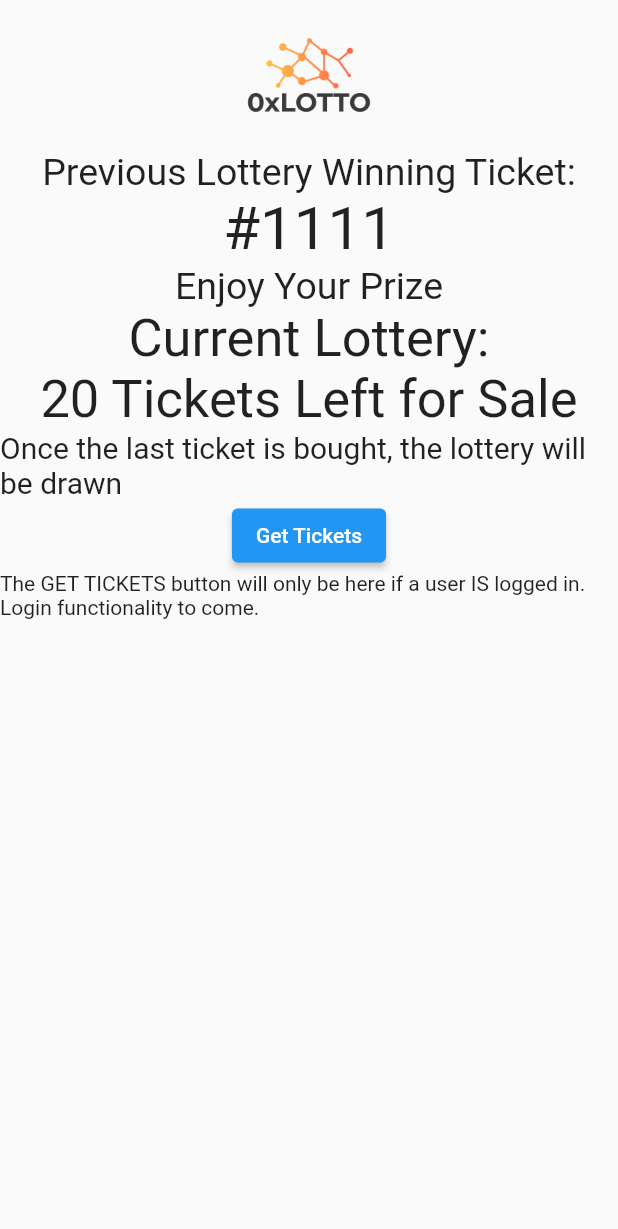
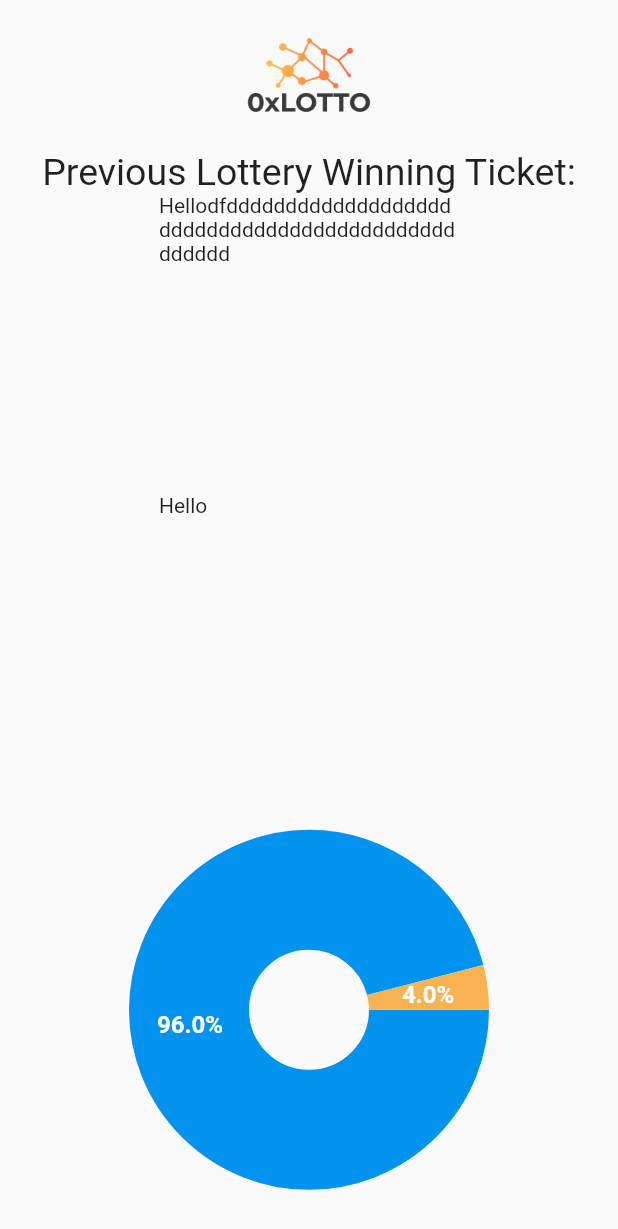
Before and after one commit to matt3209/crypto_king, a Flutter app: the LotteryPage screen opened directly, on a phone screen of 412 x 824 dp. Shown: the top 1229 px of the screen. Run offline on Flutter 3.47's test engine with Material 2 defaults, Android fonts, the phone set to English and light mode, and no system bars; drawn by our look-alikes of fl_chart; our stand-ins replace cloud_firestore, firebase_auth, firebase_core, fluttertoast, numberpicker; accounts and stored records are empty.

Commit message:
Co-authored-by: rynogeis <rynogeis@users.noreply.github.com> Co-authored-by: hazmatpat <matt3209@users.noreply.github.com>

```diff
--- a/lib/gameInfo.dart
+++ b/lib/gameInfo.dart
@@ -12,25 +12,7 @@ class GameInfo extends StatelessWidget {
               color: Colors.orangeAccent,
             ),
           )),
-      body: Center(
-        child: Column(children: <Widget>[
-          // Text on game info page.
-          // Will help the user understand how the game works.
-          Image(image: AssetImage('assets/images/map.png')),
-          Text(
-              'We will have images and paragraphs to help the user understand how the game works.',
-              style: TextStyle(fontSize: 18)),
-          Text(
-              'The game consists of users logging in with crypto wallet that they already have made. They will then buy tickets with USD Crypto Coin not USD Dollar.',
-              style: TextStyle(fontSize: 18)),
-          Text(
-              'After all of the lottery tickets are bought we will generate a random win based on a random ticket being chosen.',
-              style: TextStyle(fontSize: 18)),
-          Text(
-              'The winning lottery ticket winner will then be awarded USD coin which would be half the pot and also a custom NFT from us.',
-              style: TextStyle(fontSize: 18))
-        ]),
-      ),
+      body: Column(children: <Widget>[Row()]),
     );
   }
 }
--- a/lib/logged_lotteryPage.dart
+++ b/lib/logged_lotteryPage.dart
@@ -1,60 +1,115 @@
 import 'package:crypto_king/buytickets.dart';
 import 'package:flutter/material.dart';
+import 'package:fl_chart/fl_chart.dart';
+import 'package:crypto_king/indicators_widget.dart';
+import 'package:crypto_king/pie_chart_sections.dart';
 
-class LotteryPage extends StatelessWidget {
+class LotteryPage extends StatefulWidget {
+  @override
+  State<StatefulWidget> createState() => PieChartPageState();
+}
+
+class PieChartPageState extends State<LotteryPage> {
+  int touchedIndex;
   @override
   Widget build(BuildContext context) {
     return Scaffold(
-      body: Center(
-          child: ListView(children: [
+      body: ListView(
+        children: <Widget>[
+          Column(
+            children: <Widget>[
               Container(
-            child: new Column(
-          children: [
-            // container for the 'Lottery' Tab in the nav bar
-            // this is the 'Home' page for the app
-            new Container(
-                child: Column(children: [
-              // main logo image for the home page
-              Image(image: AssetImage('assets/images/map.png'), height: 100),
-              Text('Previous Lottery Winning Ticket:',
+                child: Image(
+                    image: AssetImage('assets/images/map.png'), height: 100),
+              ),
+              Container(
+                child: Text('Previous Lottery Winning Ticket:',
                     style: TextStyle(
                       fontSize: 25,
                     )),
-              Text(
-                '#1111',
-                style: TextStyle(fontSize: 40),
               ),
-              Text('Enjoy Your Prize', style: TextStyle(fontSize: 25)),
-              Text(
-                'Current Lottery:',
-                style: TextStyle(fontSize: 35),
+              Container(
+                height: 200.0,
+                width: 200.0,
+                child: Text(
+                    'Hellodfdddddddddddddddddddddddddddddddddddddddddddddddddd'),
               ),
-              Text(
-                '20 Tickets Left for Sale',
-                style: TextStyle(fontSize: 35),
+              Container(
+                height: 200.0,
+                width: 200.0,
+                child: Text('Hello'),
               ),
-              Text('Once the last ticket is bought, the lottery will be drawn',
-                  style: TextStyle(fontSize: 20)),
-            ])),
-
-            // this container and the next takes the user to purchase tickets on button click
-            // this button will ONLY be here if a user is logged in. if a user is
-            // NOT logged in, the button will be a login button (2nd container below)
-            new Container(
-              child: ElevatedButton(
-                onPressed: () {
-                  Navigator.push(context,
-                      MaterialPageRoute(builder: (context) => SecondRoute()));
+              Container(
+                child: Column(children: <Widget>[
+                  PieChart(
+                    PieChartData(
+                      pieTouchData: PieTouchData(
+                        touchCallback: (pieTouchResponse) {
+                          setState(() {
+                            if (pieTouchResponse.touchInput is FlLongPressEnd ||
+                                pieTouchResponse.touchInput is FlPanEnd) {
+                              touchedIndex = -1;
+                            } else {
+                              touchedIndex =
+                                  pieTouchResponse.touchedSectionIndex;
+                            }
+                          });
                         },
-                child: Text('Get Tickets'),
+                      ),
+                      borderData: FlBorderData(show: false),
+                      sectionsSpace: 0,
+                      centerSpaceRadius: 40,
+                      sections: getSections(touchedIndex),
                     ),
                   ),
-            new Container(
-                child: Text(
-                    'The GET TICKETS button will only be here if a user IS logged in. Login functionality to come.')),
+                  Row(children: [
+                    Padding(
+                      padding: const EdgeInsets.all(16),
+                      child: IndicatorsWidget(),
+                    )
+                  ]),
+                ]),
+              ),
             ],
-        )),
-      ])),
+          ),
+        ],
+      ),
     );
   }
 }
+
+
+//         child: Column(children: <Widget>[
+//           Expanded(
+//             child: PieChart(
+//               PieChartData(
+//                 pieTouchData: PieTouchData(
+//                   touchCallback: (pieTouchResponse) {
+//                     setState(() {
+//                       if (pieTouchResponse.touchInput is FlLongPressEnd ||
+//                           pieTouchResponse.touchInput is FlPanEnd) {
+//                         touchedIndex = -1;
+//                       } else {
+//                         touchedIndex = pieTouchResponse.touchedSectionIndex;
+//                       }
+//                     });
+//                   },
+//                 ),
+//                 borderData: FlBorderData(show: false),
+//                 sectionsSpace: 0,
+//                 centerSpaceRadius: 40,
+//                 sections: getSections(touchedIndex),
+//               ),
+//             ),
+//           ),
+//           Row(mainAxisAlignment: MainAxisAlignment.center, children: [
+//             Padding(
+//               padding: const EdgeInsets.all(16),
+//               child: IndicatorsWidget(),
+//             )
+//           ]),
+//         ]),
+//       ),
+//     );
+//   }
+// }
--- /dev/null
+++ b/lib/pie_chart_sections.dart
@@ -0,0 +1,27 @@
+import 'package:fl_chart/fl_chart.dart';
+import 'package:crypto_king/pie_data.dart';
+import 'package:flutter/material.dart';
+
+List<PieChartSectionData> getSections(int touchedIndex) => PieData.data
+    .asMap()
+    .map<int, PieChartSectionData>((index, data) {
+      final isTouched = index == touchedIndex;
+      final double fontSize = isTouched ? 25 : 16;
+      final double radius = isTouched ? 100 : 80;
+
+      final value = PieChartSectionData(
+        color: data.color,
+        value: data.percent,
+        title: '${data.percent}%',
+        radius: radius,
+        titleStyle: TextStyle(
+          fontSize: fontSize,
+          fontWeight: FontWeight.bold,
+          color: const Color(0xffffffff),
+        ),
+      );
+
+      return MapEntry(index, value);
+    })
+    .values
+    .toList();
--- a/pubspec.yaml
+++ b/pubspec.yaml
@@ -28,6 +28,7 @@ dependencies:
   firebase_auth: ^1.0.1
   fluttertoast: ^8.0.3
   cloud_firestore: ^1.0.4
+  fl_chart: ^0.12.0
 
 
 
```
Also changed, not shown: lib/data/pie_data.dart (added, +20 -0 lines), lib/indicators_widget.dart (added, +49 -0 lines), lib/loggedintickets.dart (+41 -24 lines), lib/pie_data.dart (added, +18 -0 lines), lib/ticketstats.dart (+39 -9 lines), pubspec.lock, 1 other file. Lines whose indentation alone changed are shown as unchanged.
